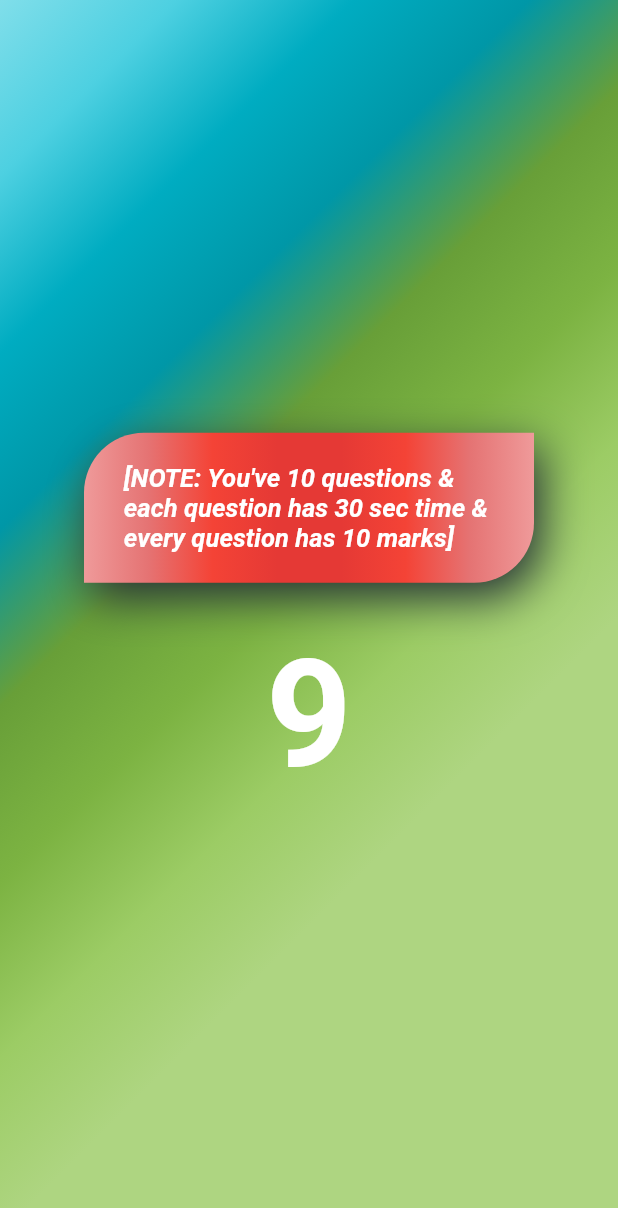
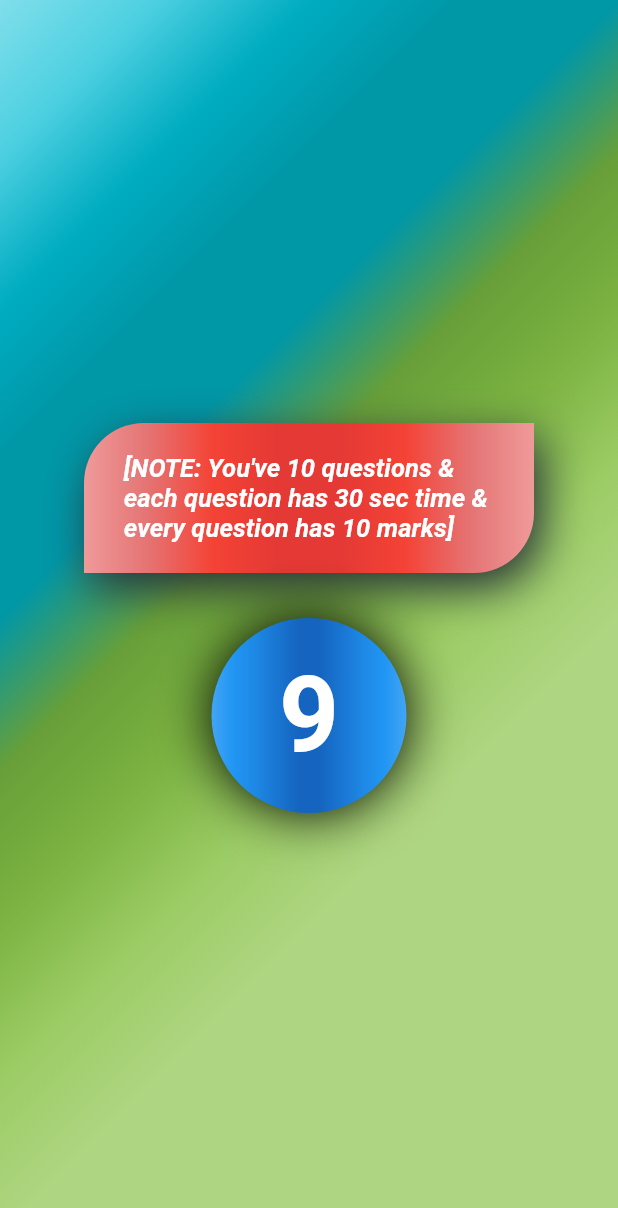
Before and after one commit to debajyatibanerjee0002/Quiz_App, a Flutter app: the screen it shows after launch, after a tap on the "assistant photo" icon, on a phone screen of 412 x 824 dp. Shown: the top 1208 px of the screen. Run offline on Flutter 3.47's test engine with Material 2 defaults, Android fonts, the phone set to English and light mode, and no system bars; our stand-ins replace simple_animations.

```diff
--- a/lib/home.dart
+++ b/lib/home.dart
@@ -87,8 +87,9 @@ class _HomePageState extends State<HomePage> {
                     padding: EdgeInsets.all(10),
                     width: 300,
                     decoration: BoxDecoration(
-                      gradient:
-                          LinearGradient(begin: Alignment.topLeft, colors: [
+                      gradient: LinearGradient(
+                        begin: Alignment.topLeft,
+                        colors: [
                           Colors.blue[400],
                           Colors.blue[500],
                           Colors.blue[600],
@@ -99,7 +100,8 @@ class _HomePageState extends State<HomePage> {
                           Colors.blue[600],
                           Colors.blue[500],
                           Colors.blue[400],
-                      ]),
+                        ],
+                      ),
                       borderRadius: BorderRadius.only(
                         bottomRight: Radius.circular(20),
                         topLeft: Radius.circular(20),
@@ -108,7 +110,7 @@ class _HomePageState extends State<HomePage> {
                         BoxShadow(
                           color: Colors.black,
                           blurRadius: 25,
-                          offset: Offset(5, 10),
+                          offset: Offset(5, 6),
                         ),
                       ],
                     ),
@@ -157,7 +159,7 @@ class _HomePageState extends State<HomePage> {
                     BoxShadow(
                       color: Colors.black,
                       blurRadius: 25,
-                      offset: Offset(5, 6),
+                      offset: Offset(-5, -6),
                     ),
                   ],
                 ),
--- a/lib/note_page.dart
+++ b/lib/note_page.dart
@@ -66,6 +66,7 @@ class _NotePageState extends State<NotePage> {
               Colors.cyan[300],
               Colors.cyan[600],
               Colors.cyan[700],
+              Colors.cyan[700],
               Colors.lightGreen[700],
               Colors.lightGreen[600],
               Colors.lightGreen[400],
@@ -123,12 +124,45 @@ class _NotePageState extends State<NotePage> {
             SizedBox(
               height: 30,
             ),
-            Text(
-              showtimer,
-              style: TextStyle(
-                fontSize: 100,
-                color: colortoshow,
-                fontWeight: FontWeight.w600,
+            Container(
+              width: 130,
+              height: 130,
+              decoration: BoxDecoration(
+                gradient: LinearGradient(
+                  begin: Alignment.centerLeft,
+                  colors: [
+                    Colors.blue[400],
+                    Colors.blue[500],
+                    Colors.blue[600],
+                    Colors.blue[700],
+                    Colors.blue[800],
+                    Colors.blue[800],
+                    Colors.blue[700],
+                    Colors.blue[600],
+                    Colors.blue[500],
+                    Colors.blue[400],
+                  ],
+                ),
+                borderRadius: BorderRadius.circular(80),
+                boxShadow: [
+                  BoxShadow(
+                    color: Colors.black,
+                    blurRadius: 30,
+                  ),
+                ],
+              ),
+              child: Center(
+                child: FadeAnimation(
+                  1.4,
+                  Text(
+                    showtimer,
+                    style: TextStyle(
+                      fontSize: 70,
+                      color: colortoshow,
+                      fontWeight: FontWeight.w600,
+                    ),
+                  ),
+                ),
               ),
             ),
           ],
```
Lines whose indentation alone changed are shown as unchanged.
